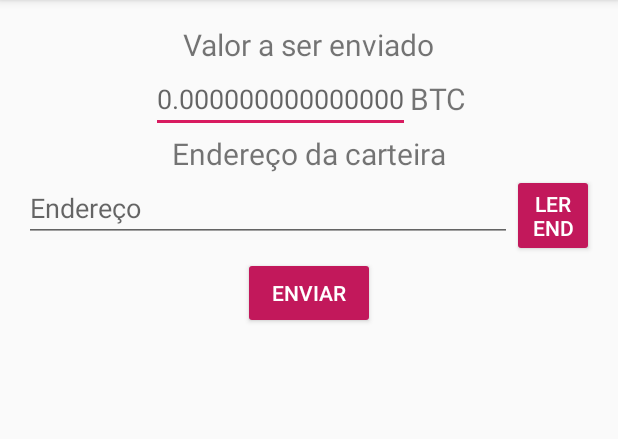
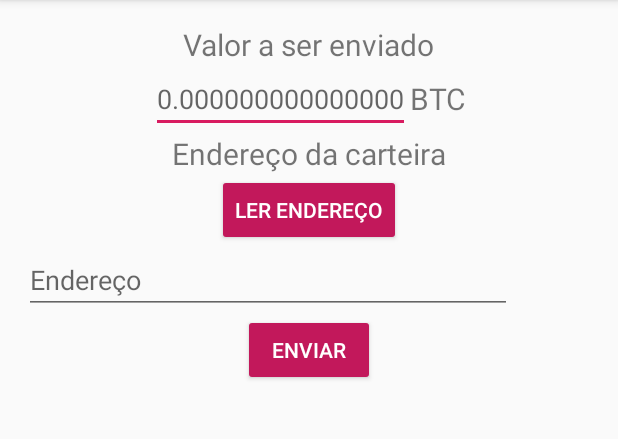
Before and after one commit to viniciusgeorge/bitNiquel, an Android app: the EnvioActivity screen opened directly, with no data from a screen before it, on a phone screen of 412 x 824 dp, the part 84-523 px from its top. Run offline under Robolectric (Android 15) with nearby library versions, the light colour scheme and no system bars.

Commit message:
Ajustes 6

```diff
--- a/app/src/main/java/com/ufersacc/bitniquel/EnvioActivity.java
+++ b/app/src/main/java/com/ufersacc/bitniquel/EnvioActivity.java
@@ -37,6 +37,11 @@ public class EnvioActivity extends AppCompatActivity {
         startActivityForResult(launchIntent, 1208);
     }
 
+    public void enviar(View view)
+    {
+        Toast.makeText(this, "Saldo Insuficiente", Toast.LENGTH_SHORT).show();
+    }
+
     protected void onActivityResult(int requestCode, int resultCode, Intent data) {
         super.onActivityResult(requestCode, resultCode, data);
         if (resultCode != PrincipalActivity.RESULT_OK) {
--- a/app/src/main/java/com/ufersacc/bitniquel/GiftCardActivity.java
+++ b/app/src/main/java/com/ufersacc/bitniquel/GiftCardActivity.java
@@ -8,6 +8,6 @@ public class GiftCardActivity extends AppCompatActivity {
     protected void onCreate(Bundle savedInstanceState) {
         super.onCreate(savedInstanceState);
         setContentView(R.layout.tela_giftcard);
-        getActionBar().setTitle("");
+
     }
 }
--- a/app/src/main/res/layout/tela_envio.xml
+++ b/app/src/main/res/layout/tela_envio.xml
@@ -47,6 +47,14 @@
         android:layout_height="wrap_content"
         android:layout_gravity="center"
         android:textSize="@dimen/tamFonte" />
+    <Button
+        android:text="Ler Endereço"
+        android:layout_width="wrap_content"
+        android:layout_height="wrap_content"
+        android:layout_gravity="center"
+        android:onClick="leitura"
+        />
+
 
     <LinearLayout
         android:layout_width="match_parent"
@@ -60,13 +68,6 @@
             android:layout_height="wrap_content"
             android:hint="Endereço" />
 
-        <Button
-            android:text="Ler End"
-            android:layout_width="wrap_content"
-            android:layout_height="wrap_content"
-            android:layout_gravity="center"
-            android:onClick="leitura"
-            />
 
     </LinearLayout>
     <Button
@@ -74,6 +75,7 @@
         android:layout_width="wrap_content"
         android:layout_height="wrap_content"
         android:layout_gravity="center"
+        android:onClick="enviar"
         />
 
 </LinearLayout>
```
Also changed, not shown: app/src/main/java/com/ufersacc/bitniquel/PrincipalActivity.java (+8 -4 lines), app/src/main/java/com/ufersacc/bitniquel/RegistroActivity.java (+5 -2 lines), app/src/main/java/com/ufersacc/bitniquel/TokenLoginActivity.java (+6 -1 lines).
